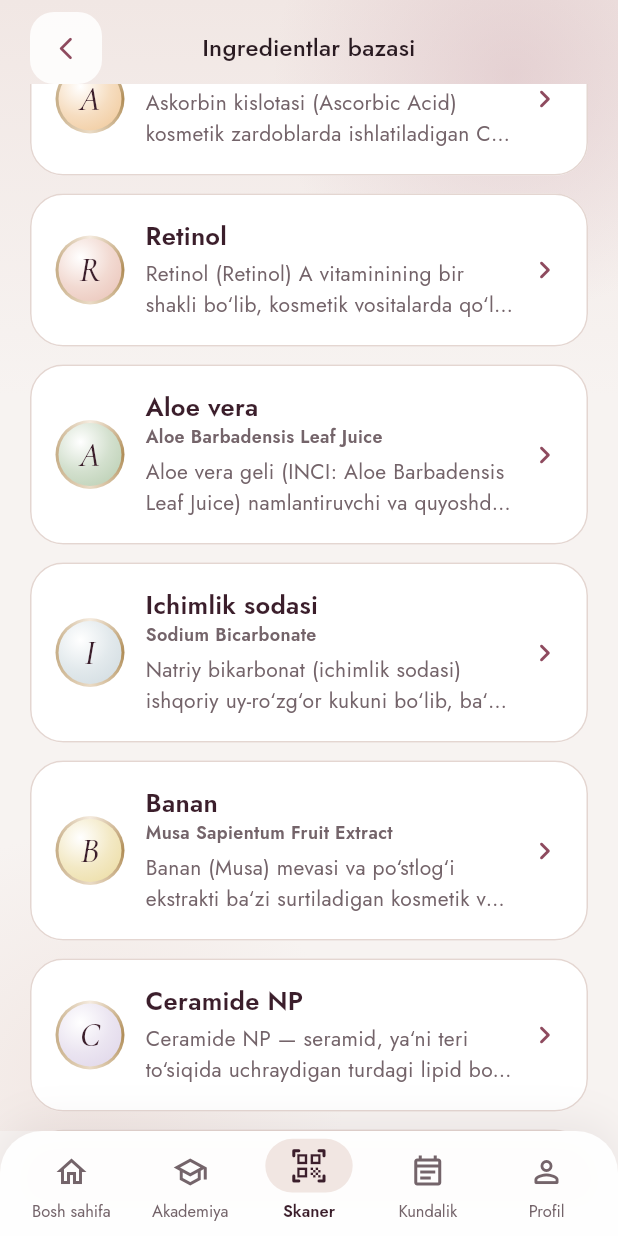
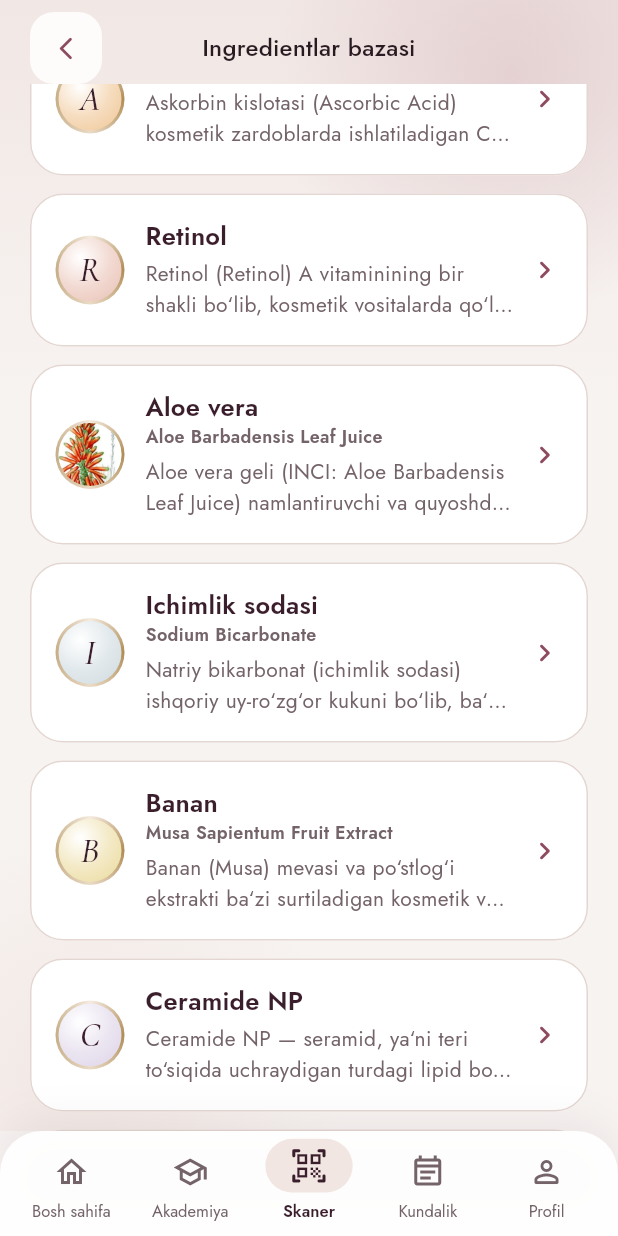
Before and after one commit to davlatsudekspert/samiya-beauty-lab, a Flutter app: the IngredientListPage screen opened by its route, scrolled down 576 dp, on a phone screen of 412 x 824 dp. Run offline on Flutter 3.47's test engine with Material 3 defaults, Android fonts, the phone set to English and light mode, and no system bars; our stand-ins replace firebase_auth, firebase_core, go_router, image_picker, shared_preferences; missing offline and left inert: google_mlkit_text_recognition; accounts and stored records are empty; project files that could hold a hidden picture were left out.

Commit message:
feat(design): botanik gravyuralar (Köhler, 1887, jamoat mulki) medalyonda va ingredient sahifasi tepasida; muallif ko'rsatiladi
Co-Authored-By: Claude Opus 5.5 <noreply@anthropic.com>
Claude-Session: https://claude.ai/code/session_01DHMppTHpVgUVFN7o5nWH6w

```diff
--- a/mobile/lib/l10n/app_ar.arb
+++ b/mobile/lib/l10n/app_ar.arb
@@ -186,5 +186,6 @@
   "feelIrritated": "متهيجة",
   "journalNoteHint": "ملاحظة (اختيارية)",
   "saveAction": "حفظ",
-  "personalDataNote": "تُحفظ هذه المعلومات على هذا الهاتف فقط."
+  "personalDataNote": "تُحفظ هذه المعلومات على هذا الهاتف فقط.",
+  "botanicalCredit": "رسم نباتي: ف. إ. كولر، «Köhler's Medizinal-Pflanzen»، 1887 (ملكية عامة)"
 }
--- a/mobile/lib/l10n/app_en.arb
+++ b/mobile/lib/l10n/app_en.arb
@@ -224,5 +224,6 @@
         "type": "int"
       }
     }
-  }
+  },
+  "botanicalCredit": "Botanical plate: F. E. Köhler, “Köhler's Medizinal-Pflanzen”, 1887 (public domain)"
 }
--- a/mobile/lib/l10n/app_localizations.dart
+++ b/mobile/lib/l10n/app_localizations.dart
@@ -1223,6 +1223,12 @@ abstract class AppLocalizations {
   /// In en, this message translates to:
   /// **'This information is stored only on this phone.'**
   String get personalDataNote;
+
+  /// No description provided for @botanicalCredit.
+  ///
+  /// In en, this message translates to:
+  /// **'Botanical plate: F. E. Köhler, “Köhler\'s Medizinal-Pflanzen”, 1887 (public domain)'**
+  String get botanicalCredit;
 }
 
 class _AppLocalizationsDelegate
--- a/mobile/lib/l10n/app_localizations_ar.dart
+++ b/mobile/lib/l10n/app_localizations_ar.dart
@@ -601,4 +601,8 @@ class AppLocalizationsAr extends AppLocalizations {
 
   @override
   String get personalDataNote => 'تُحفظ هذه المعلومات على هذا الهاتف فقط.';
+
+  @override
+  String get botanicalCredit =>
+      'رسم نباتي: ف. إ. كولر، «Köhler\'s Medizinal-Pflanzen»، 1887 (ملكية عامة)';
 }
--- a/mobile/lib/l10n/app_localizations_en.dart
+++ b/mobile/lib/l10n/app_localizations_en.dart
@@ -605,4 +605,8 @@ class AppLocalizationsEn extends AppLocalizations {
   @override
   String get personalDataNote =>
       'This information is stored only on this phone.';
+
+  @override
+  String get botanicalCredit =>
+      'Botanical plate: F. E. Köhler, “Köhler\'s Medizinal-Pflanzen”, 1887 (public domain)';
 }
--- a/mobile/lib/l10n/app_localizations_ru.dart
+++ b/mobile/lib/l10n/app_localizations_ru.dart
@@ -606,4 +606,8 @@ class AppLocalizationsRu extends AppLocalizations {
 
   @override
   String get personalDataNote => 'Эти данные хранятся только на этом телефоне.';
+
+  @override
+  String get botanicalCredit =>
+      'Ботаническая иллюстрация: Ф. Э. Кёлер, «Köhler\'s Medizinal-Pflanzen», 1887 (общественное достояние)';
 }
--- a/mobile/lib/l10n/app_localizations_uz.dart
+++ b/mobile/lib/l10n/app_localizations_uz.dart
@@ -609,4 +609,8 @@ class AppLocalizationsUz extends AppLocalizations {
   @override
   String get personalDataNote =>
       'Bu ma‘lumotlar faqat shu telefonda saqlanadi.';
+
+  @override
+  String get botanicalCredit =>
+      'Botanik rasm: F. E. Köhler, “Köhler\'s Medizinal-Pflanzen”, 1887 (jamoat mulki)';
 }
--- a/mobile/lib/l10n/app_ru.arb
+++ b/mobile/lib/l10n/app_ru.arb
@@ -186,5 +186,6 @@
   "feelIrritated": "Раздражена",
   "journalNoteHint": "Заметка (необязательно)",
   "saveAction": "Сохранить",
-  "personalDataNote": "Эти данные хранятся только на этом телефоне."
+  "personalDataNote": "Эти данные хранятся только на этом телефоне.",
+  "botanicalCredit": "Ботаническая иллюстрация: Ф. Э. Кёлер, «Köhler's Medizinal-Pflanzen», 1887 (общественное достояние)"
 }
--- a/mobile/lib/l10n/app_uz.arb
+++ b/mobile/lib/l10n/app_uz.arb
@@ -186,5 +186,6 @@
   "feelIrritated": "Ta‘sirlangan",
   "journalNoteHint": "Qayd (ixtiyoriy)",
   "saveAction": "Saqlash",
-  "personalDataNote": "Bu ma‘lumotlar faqat shu telefonda saqlanadi."
+  "personalDataNote": "Bu ma‘lumotlar faqat shu telefonda saqlanadi.",
+  "botanicalCredit": "Botanik rasm: F. E. Köhler, “Köhler's Medizinal-Pflanzen”, 1887 (jamoat mulki)"
 }
--- /dev/null
+++ b/mobile/lib/ui/botanical_assets.dart
@@ -0,0 +1,10 @@
+// Avtomatik ro'yxat: assets/botanical/ dagi gravyuralar (Franz Eugen Köhler, "Köhler's Medizinal-Pflanzen", 1887; jamoat mulki).
+// Rasm qo'shilganda shu ro'yxatga slug yoziladi.
+import 'package:flutter/widgets.dart';
+
+const botanicalSlugs = <String>{'aloe-vera'};
+
+/// Doira ichida o'simlikning eng chiroyli qismi ko'rinsin: kattalashtirish va markaz.
+const botanicalFocus = <String, (double, Alignment)>{
+  'aloe-vera': (1.9, Alignment(0.0, -0.35)),
+};
--- a/mobile/lib/ui/ingredient_palette.dart
+++ b/mobile/lib/ui/ingredient_palette.dart
@@ -1,6 +1,7 @@
 import 'package:flutter/material.dart';
 
 import '../app/theme.dart';
+import 'botanical_assets.dart';
 
 /// Har bir ingredientning o'z "rang hikoyasi" (tabiiy manbasidan ilhomlangan yumshoq ton).
 const _tints = <String, Color>{
@@ -72,7 +73,17 @@ class IngredientMonogram extends StatelessWidget {
             colors: [Colors.white, Color.lerp(Colors.white, tint, 0.45)!, Color.lerp(Colors.white, tint, 0.75)!],
           ),
         ),
-        child: Text(
+        child: botanicalSlugs.contains(slug)
+            ? ClipOval(
+                child: SizedBox.expand(
+                  child: Transform.scale(
+                    scale: botanicalFocus[slug]?.$1 ?? 1.4,
+                    alignment: botanicalFocus[slug]?.$2 ?? Alignment.center,
+                    child: Image.asset('assets/botanical/$slug.jpg', fit: BoxFit.cover, alignment: botanicalFocus[slug]?.$2 ?? Alignment.center, filterQuality: FilterQuality.medium),
+                  ),
+                ),
+              )
+            : Text(
           letter,
           style: TextStyle(
             fontFamily: arabic ? 'Amiri' : 'CormorantGaramond',
--- a/mobile/pubspec.yaml
+++ b/mobile/pubspec.yaml
@@ -65,6 +65,7 @@ flutter:
   generate: true
   assets:
     - assets/images/
+    - assets/botanical/
     - assets/content/
   fonts:
     - family: Inter
```
Also changed, not shown: mobile/lib/features/scanner/ingredient_detail_page.dart (+19 -0 lines), mobile/assets/botanical/aloe-vera.jpg (added), qa/visual/uz_11_home_full.png, 1 other file.
